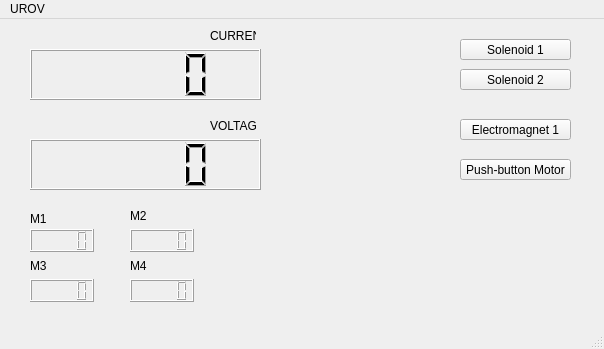
First picture: the form in PythonServer/UI/XML/metagui.ui, repository andrewjpiro/UROV, before the edit.
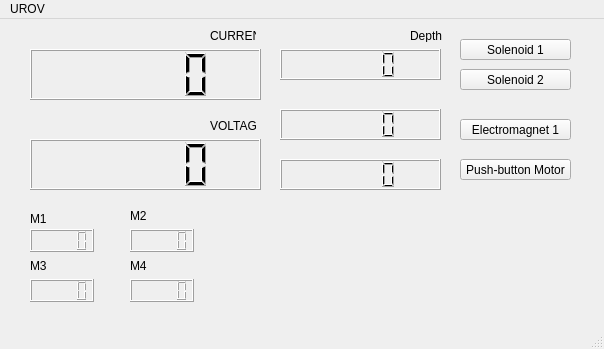
Second picture: the form after the edit.

What changed in the file:
```diff
--- a/PythonServer/UI/XML/metagui.ui
+++ b/PythonServer/UI/XML/metagui.ui
@@ -204,6 +204,62 @@
      <string>Push-button Motor</string>
     </property>
    </widget>
+   <widget class="QLCDNumber" name="lcdNumber_7">
+    <property name="geometry">
+     <rect>
+      <x>280</x>
+      <y>30</y>
+      <width>161</width>
+      <height>31</height>
+     </rect>
+    </property>
+   </widget>
+   <widget class="QLCDNumber" name="lcdNumber_8">
+    <property name="geometry">
+     <rect>
+      <x>280</x>
+      <y>90</y>
+      <width>161</width>
+      <height>31</height>
+     </rect>
+    </property>
+   </widget>
+   <widget class="QLCDNumber" name="lcdNumber_9">
+    <property name="geometry">
+     <rect>
+      <x>280</x>
+      <y>140</y>
+      <width>161</width>
+      <height>31</height>
+     </rect>
+    </property>
+   </widget>
+   <widget class="QLabel" name="label_7">
+    <property name="geometry">
+     <rect>
+      <x>410</x>
+      <y>10</y>
+      <width>46</width>
+      <height>13</height>
+     </rect>
+    </property>
+    <property name="text">
+     <string>Depth</string>
+    </property>
+   </widget>
+   <widget class="QLabel" name="label_8">
+    <property name="geometry">
+     <rect>
+      <x>380</x>
+      <y>70</y>
+      <width>46</width>
+      <height>13</height>
+     </rect>
+    </property>
+    <property name="text">
+     <string/>
+    </property>
+   </widget>
   </widget>
   <widget class="QMenuBar" name="menubar">
    <property name="geometry">
```
